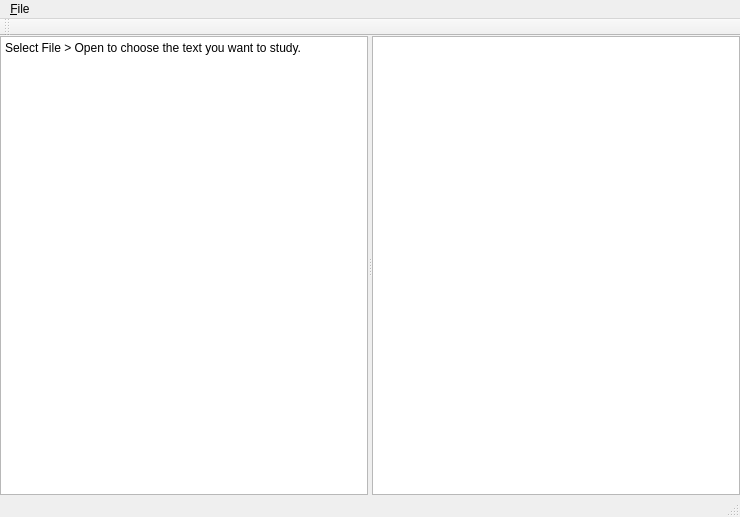
Above: concordar/main_window.ui from ludofischer/concordar before the change. Below: the same form after it.
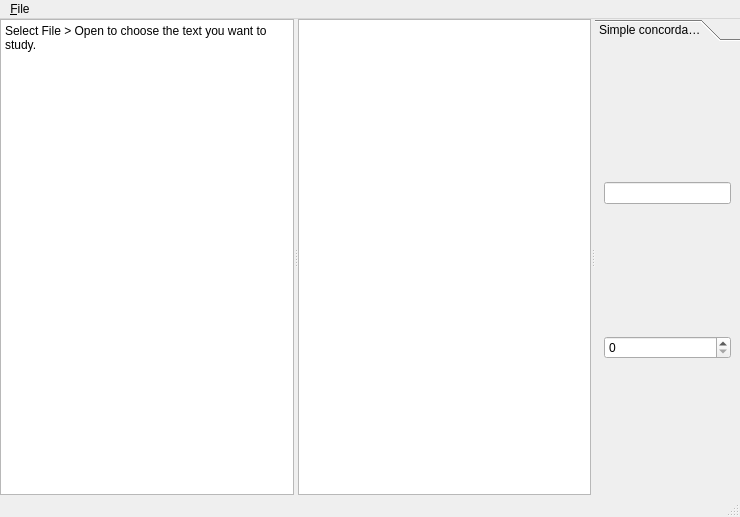
That is the form after the change.

Commit message: Try to use a QToolbox.

What changed in the file:
```diff
--- a/concordar/main_window.ui
+++ b/concordar/main_window.ui
@@ -51,6 +51,32 @@
         <set>QAbstractItemView::NoEditTriggers</set>
        </property>
       </widget>
+      <widget class="QToolBox" name="toolBox">
+       <property name="currentIndex">
+        <number>0</number>
+       </property>
+       <widget class="QWidget" name="page">
+        <property name="geometry">
+         <rect>
+          <x>0</x>
+          <y>0</y>
+          <width>203</width>
+          <height>430</height>
+         </rect>
+        </property>
+        <attribute name="label">
+         <string>Simple concordance</string>
+        </attribute>
+        <layout class="QVBoxLayout" name="verticalLayout">
+         <item>
+          <widget class="QLineEdit" name="searchBox"/>
+         </item>
+         <item>
+          <widget class="QSpinBox" name="radiusBox"/>
+         </item>
+        </layout>
+       </widget>
+      </widget>
      </widget>
     </item>
    </layout>
@@ -74,20 +100,6 @@
    <addaction name="menuFile"/>
   </widget>
   <widget class="QStatusBar" name="statusbar"/>
-  <widget class="QToolBar" name="toolBar">
-   <property name="windowTitle">
-    <string>toolBar</string>
-   </property>
-   <property name="floatable">
-    <bool>false</bool>
-   </property>
-   <attribute name="toolBarArea">
-    <enum>TopToolBarArea</enum>
-   </attribute>
-   <attribute name="toolBarBreak">
-    <bool>false</bool>
-   </attribute>
-  </widget>
   <action name="actionOpen">
    <property name="text">
     <string>Open</string>
```
Left out of the diff: 2 changed lines with no effect on the pictures. The commit also changes 1 other file.
